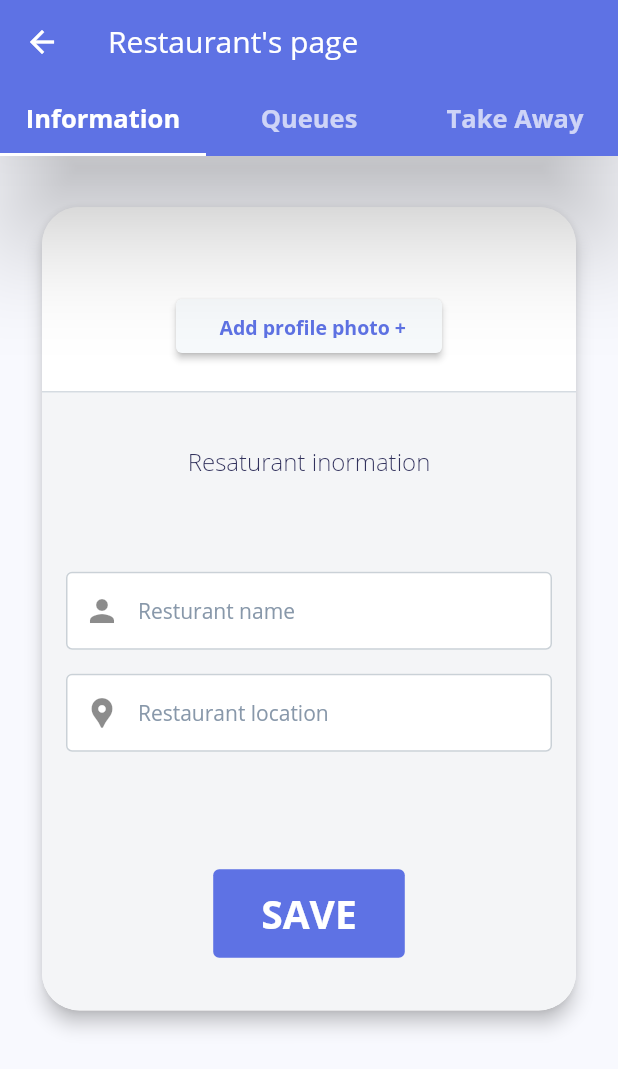
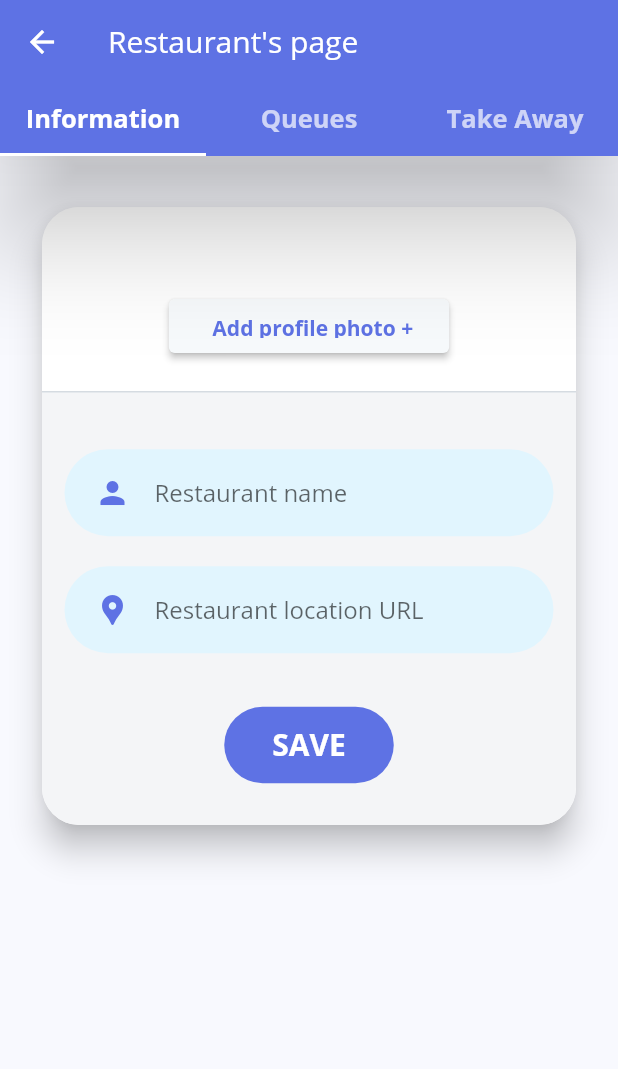
Before and after one commit to da7omi/Grson, a Flutter app: the RestaurantPage screen opened by its route, on a phone screen of 412 x 824 dp. Shown: the top 1069 px of the screen. Run offline on Flutter 3.47's test engine with Material 2 defaults, Android fonts, the phone set to English and light mode, and no system bars; our stand-ins replace carousel_slider, flutter_svg, font_awesome_flutter, scrollable_positioned_list.

Commit message:
Abdullah for salman's page 4 march

```diff
--- a/lib/secondPages/restaurant_screens/myRestaurant.dart
+++ b/lib/secondPages/restaurant_screens/myRestaurant.dart
@@ -1,6 +1,8 @@
 import 'package:GRSON/secondPages/theme/Theme.dart';
 import 'package:GRSON/secondPages/widgets/drawer.dart';
 import 'package:GRSON/secondPages/widgets/input.dart';
+import 'package:GRSON/welcomePages/components/rounded_input_location_field.dart';
+import 'package:GRSON/welcomePages/components/rounded_input_person_field.dart';
 import 'package:flutter/material.dart';
 
 class RestaurantPage extends StatelessWidget {
@@ -58,7 +60,7 @@ class RestaurantPage extends StatelessWidget {
                   padding: const EdgeInsets.only(
                       top: 30, left: 24.0, right: 24.0, bottom: 32),
                   child: Card(
-                      elevation: 5,
+                      elevation: 9,
                       clipBehavior: Clip.antiAlias,
                       shape: RoundedRectangleBorder(
                         borderRadius: BorderRadius.circular(25.0),
@@ -71,8 +73,9 @@ class RestaurantPage extends StatelessWidget {
                                   color: ArgonColors.white,
                                   border: Border(
                                       bottom: BorderSide(
-                                          width: 0.5,
-                                          color: ArgonColors.muted))),
+                                    width: 0.5,
+                                    color: ArgonColors.muted,
+                                  ))),
                               child: Column(
                                 mainAxisAlignment:
                                     MainAxisAlignment.spaceAround,
@@ -161,7 +164,7 @@ fontSize: 13))
                                                         style: TextStyle(
                                                             fontWeight:
                                                                 FontWeight.w600,
-                                                            fontSize: 13),
+                                                            fontSize: 14),
                                                       ),
                                                     ],
                                                   ))),
@@ -173,10 +176,10 @@ fontSize: 13))
                                 ],
                               )),
                           Container(
-                              height: MediaQuery.of(context).size.height * 0.50,
+                              height: MediaQuery.of(context).size.height * 0.35,
                               color: Color.fromRGBO(244, 245, 247, 1),
                               child: Padding(
-                                padding: const EdgeInsets.all(8.0),
+                                padding: const EdgeInsets.all(15),
                                 child: Center(
                                   child: Column(
                                     crossAxisAlignment:
@@ -184,108 +187,33 @@ fontSize: 13))
                                     mainAxisAlignment:
                                         MainAxisAlignment.spaceAround,
                                     children: [
-                                      Padding(
-                                        padding: const EdgeInsets.only(
-                                            top: 0, bottom: 0),
-                                        child: Center(
-                                          child: Text("Resaturant inormation",
-                                              style: TextStyle(
-                                                  color: ArgonColors.text,
-                                                  fontWeight: FontWeight.w200,
-                                                  fontSize: 16)),
-                                        ),
-                                      ),
                                       Column(
                                         crossAxisAlignment:
                                             CrossAxisAlignment.start,
-                                        children: [
-                                          Padding(
-                                            padding: const EdgeInsets.all(8.0),
-                                            child: Input(
-                                              placeholder: "Resturant name",
-                                              prefixIcon: Icon(Icons.person),
-                                            ),
+                                        children: <Widget>[
+                                          RoundedInputPersonField(
+                                            hintText: "Restaurant name",
+                                            onChanged: (value) {},
                                           ),
-                                          Padding(
-                                            padding: const EdgeInsets.all(8.0),
-                                            child: Input(
-                                                placeholder:
-                                                    "Restaurant location",
-                                                prefixIcon:
-                                                    Icon(Icons.location_pin)),
+                                          RoundedInputLocationField(
+                                            hintText: "Restaurant location URL",
+                                            onChanged: (value) {},
                                           ),
-
-// Padding(
-//   padding: const EdgeInsets.only(
-//       left: 24.0),
-//   child: RichText(
-//       text: TextSpan(
-//           text: "password strength: ",
-//           style: TextStyle(
-//               color:
-//                   ArgonColors.muted),
-//           children: [
-//         TextSpan(
-//             text: "strong",
-//             style: TextStyle(
-//                 fontWeight:
-//                     FontWeight.w600,
-//                 color: ArgonColors
-//                     .success))
-//       ])),
-// ),
                                         ],
                                       ),
-// Padding(
-//   padding: const EdgeInsets.only(
-//       left: 8.0, top: 0, bottom: 16),
-//   child: Row(
-//     mainAxisAlignment:
-//         MainAxisAlignment.start,
-//     children: [
-//       Checkbox(
-//           activeColor:
-//               ArgonColors.primary,
-//           onChanged: (bool newValue) =>
-//               setState(() =>
-//                   _checkboxValue =
-//                       newValue),
-//           value: _checkboxValue),
-//       Text("I agree with the",
-//           style: TextStyle(
-//               color: ArgonColors.muted,
-//               fontWeight:
-//                   FontWeight.w200)),
-//       GestureDetector(
-//           onTap: () {
-//             Navigator.pushNamed(
-//                 context, '/pro');
-//           },
-//           child: Container(
-//             margin:
-//                 EdgeInsets.only(left: 5),
-//             child: Text("Privacy Policy",
-//                 style: TextStyle(
-//                     color: ArgonColors
-//                         .primary)),
-//           )),
-//     ],
-//   ),
-// ),
                                       Padding(
-                                        padding: const EdgeInsets.only(top: 16),
+                                        padding: const EdgeInsets.only(top: 0),
                                         child: Center(
                                           child: FlatButton(
                                             textColor: ArgonColors.white,
                                             color: ArgonColors.primary,
                                             onPressed: () {
-// Respond to button press
                                               Navigator.pushNamed(
                                                   context, '/home');
                                             },
                                             shape: RoundedRectangleBorder(
                                               borderRadius:
-                                                  BorderRadius.circular(4.0),
+                                                  BorderRadius.circular(29.0),
                                             ),
                                             child: Padding(
                                                 padding: EdgeInsets.only(
@@ -297,7 +225,7 @@ fontSize: 13))
                                                     style: TextStyle(
                                                         fontWeight:
                                                             FontWeight.w600,
-                                                        fontSize: 26.0))),
+                                                        fontSize: 20.0))),
                                           ),
                                         ),
                                       )
@@ -310,7 +238,7 @@ fontSize: 13))
                 ),
               ]),
             ),
-            Icon(Icons.directions_transit), ////////// QUEUES ya zbaaaal
+            Icon(Icons.directions_transit), // QUEUES ya zbaaaal
             Icon(Icons.directions_bike),
           ],
         ),
--- /dev/null
+++ b/lib/welcomePages/components/rounded_input_location_field.dart
@@ -0,0 +1,33 @@
+import 'package:flutter/material.dart';
+import 'package:GRSON/welcomepages/components/text_field_container.dart';
+import 'package:GRSON/welcomepages/constants.dart';
+
+class RoundedInputLocationField extends StatelessWidget {
+  final String hintText;
+  final IconData icon;
+  final ValueChanged<String> onChanged;
+  const RoundedInputLocationField({
+    Key key,
+    this.hintText,
+    this.icon = Icons.location_pin,
+    this.onChanged,
+  }) : super(key: key);
+
+  @override
+  Widget build(BuildContext context) {
+    return TextFieldContainer(
+      child: TextField(
+        onChanged: onChanged,
+        cursorColor: kPrimaryColor,
+        decoration: InputDecoration(
+          icon: Icon(
+            icon,
+            color: kPrimaryColor,
+          ),
+          hintText: hintText,
+          border: InputBorder.none,
+        ),
+      ),
+    );
+  }
+}
```
